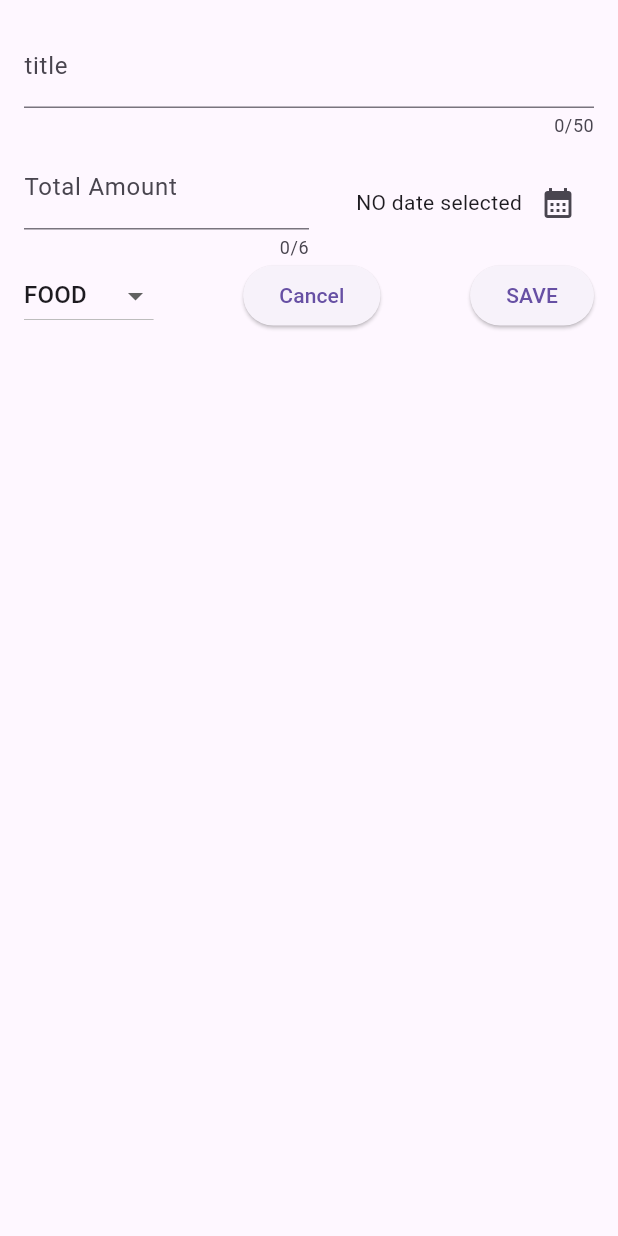
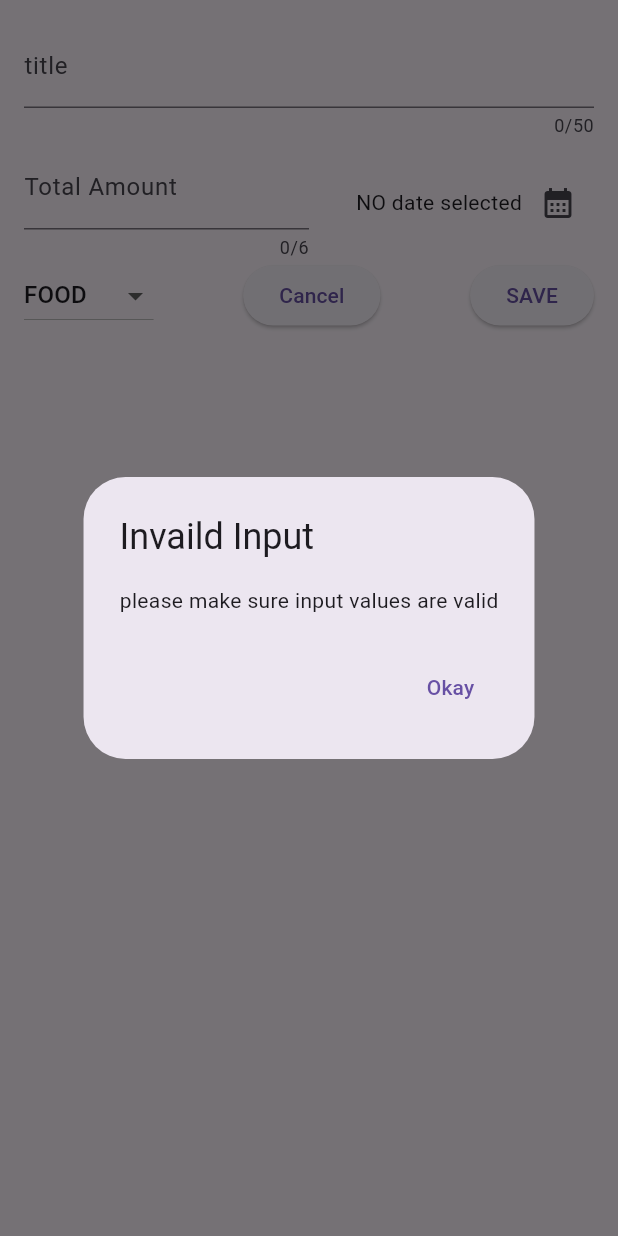
Before and after one commit to azutsavv/expense_tracking, a Flutter app: the NewExpense widget shown alone on an empty page, opened directly, after a tap on "SAVE", on a phone screen of 412 x 824 dp. Run offline on Flutter 3.47's test engine with Material 2 defaults, Android fonts, the phone set to English and light mode, and no system bars.

Commit message:
modal paeg is redy and working fine , working on adding to the list

```diff
--- a/lib/widgets/new_expense.dart
+++ b/lib/widgets/new_expense.dart
@@ -27,6 +27,30 @@ class _NewExpenseState extends State<NewExpense> {
     setState(() {
       _selectedDate = _pickedDate;
     });
+  }
+
+  void _submitExpenseData() {
+    final enteredAmount = double.tryParse(_expenseController.text);
+    final amountisValid = enteredAmount == null || enteredAmount <= 0;
+
+    if (_titlecontroller.text.trim().isEmpty ||
+        amountisValid ||
+        _selectedDate == null) {
+      showDialog(
+        context: context,
+        builder: (ctx) => AlertDialog(
+            title: Text("Invaild Input"),
+            content: Text("please make sure input values are valid"),
+            actions: [
+              TextButton(
+                onPressed: () => Navigator.pop(ctx),
+                child: Text("Okay"),
+              ),
+            ]),
+      );
+
+      return;
+    }
   }
 
   @override
@@ -89,8 +113,8 @@ class _NewExpenseState extends State<NewExpense> {
                   value: _selectedCategory,
                   items: Category.values
                       .map((category) => DropdownMenuItem(
-                              value: category,
-                              child: Text(
+                          value: category,
+                          child: Text(
                             category.name.toUpperCase(),
                           )))
                       .toList(),
@@ -108,10 +132,7 @@ class _NewExpenseState extends State<NewExpense> {
                   },
                   child: const Text("Cancel")),
               ElevatedButton(
-                  onPressed: () {
-                    print(_titlecontroller.text);
-                  },
-                  child: const Text("SAVE")),
+                  onPressed: _submitExpenseData, child: const Text("SAVE")),
             ],
           )
         ],
```
